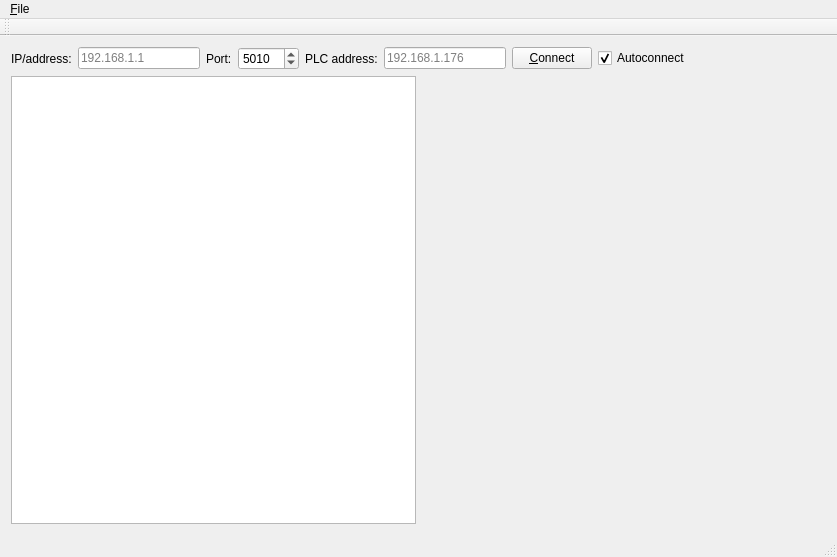
jirislaby/ifoxtrot-qt, file mainwindow.ui: the form before one commit.
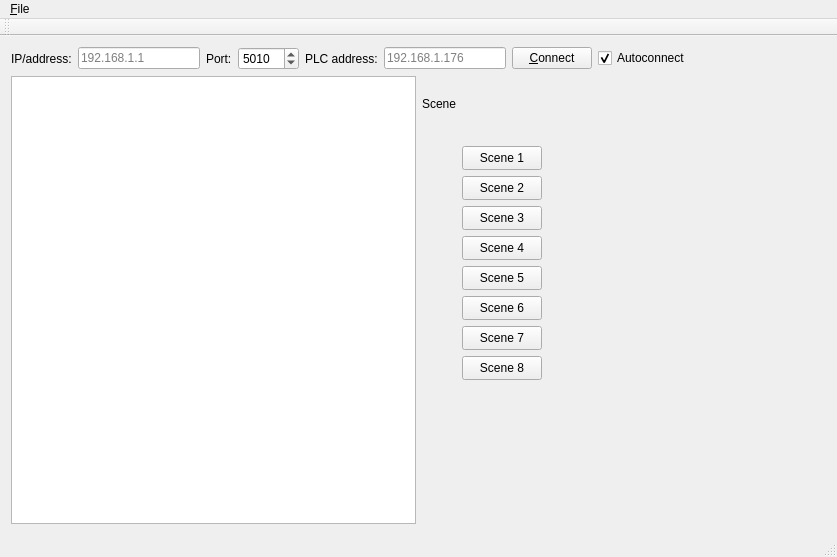
The form after the commit.

Commit message: scenes support

What changed in the file:
```diff
--- a/mainwindow.ui
+++ b/mainwindow.ui
@@ -133,7 +133,7 @@
            <bool>true</bool>
           </property>
           <property name="currentIndex">
-           <number>0</number>
+           <number>5</number>
           </property>
           <widget class="QWidget" name="page_EMPTY"/>
           <widget class="QWidget" name="page_LIGHT">
@@ -284,6 +284,125 @@
             </property>
            </widget>
           </widget>
+          <widget class="QWidget" name="page_SCENE">
+           <widget class="QLabel" name="labelScene">
+            <property name="geometry">
+             <rect>
+              <x>0</x>
+              <y>0</y>
+              <width>51</width>
+              <height>16</height>
+             </rect>
+            </property>
+            <property name="text">
+             <string>Scene</string>
+            </property>
+           </widget>
+           <widget class="QPushButton" name="pushButtonSc1">
+            <property name="geometry">
+             <rect>
+              <x>40</x>
+              <y>50</y>
+              <width>80</width>
+              <height>24</height>
+             </rect>
+            </property>
+            <property name="text">
+             <string>Scene 1</string>
+            </property>
+           </widget>
+           <widget class="QPushButton" name="pushButtonSc2">
+            <property name="geometry">
+             <rect>
+              <x>40</x>
+              <y>80</y>
+              <width>80</width>
+              <height>24</height>
+             </rect>
+            </property>
+            <property name="text">
+             <string>Scene 2</string>
+            </property>
+           </widget>
+           <widget class="QPushButton" name="pushButtonSc3">
+            <property name="geometry">
+             <rect>
+              <x>40</x>
+              <y>110</y>
+              <width>80</width>
+              <height>24</height>
+             </rect>
+            </property>
+            <property name="text">
+             <string>Scene 3</string>
+            </property>
+           </widget>
+           <widget class="QPushButton" name="pushButtonSc4">
+            <property name="geometry">
+             <rect>
+              <x>40</x>
+              <y>140</y>
+              <width>80</width>
+              <height>24</height>
+             </rect>
+            </property>
+            <property name="text">
+             <string>Scene 4</string>
+            </property>
+           </widget>
+           <widget class="QPushButton" name="pushButtonSc5">
+            <property name="geometry">
+             <rect>
+              <x>40</x>
+              <y>170</y>
+              <width>80</width>
+              <height>24</height>
+             </rect>
+            </property>
+            <property name="text">
+             <string>Scene 5</string>
+            </property>
+           </widget>
+           <widget class="QPushButton" name="pushButtonSc6">
+            <property name="geometry">
+             <rect>
+              <x>40</x>
+              <y>200</y>
+              <width>80</width>
+              <height>24</height>
+             </rect>
+            </property>
+            <property name="text">
+             <string>Scene 6</string>
+            </property>
+           </widget>
+           <widget class="QPushButton" name="pushButtonSc7">
+            <property name="geometry">
+             <rect>
+              <x>40</x>
+              <y>230</y>
+              <width>80</width>
+              <height>24</height>
+             </rect>
+            </property>
+            <property name="text">
+             <string>Scene 7</string>
+            </property>
+           </widget>
+           <widget class="QPushButton" name="pushButtonSc8">
+            <property name="geometry">
+             <rect>
+              <x>40</x>
+              <y>260</y>
+              <width>80</width>
+              <height>24</height>
+             </rect>
+            </property>
+            <property name="text">
+             <string>Scene 8</string>
+            </property>
+           </widget>
+          </widget>
          </widget>
         </item>
        </layout>
```
Left out of the diff: 2 changed lines with no effect on the pictures. The commit also changes 4 other files.
